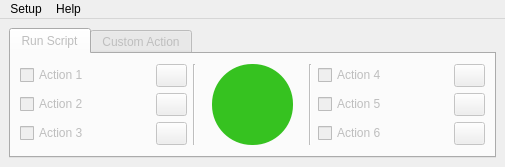
Qt form CRBTool/boilerdata/crb_window.ui (davidas13/CRBTool) before a commit.
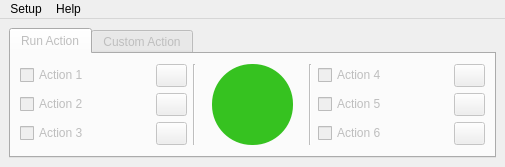
The same form after that commit.

Patch:
```diff
--- a/CRBTool/boilerdata/crb_window.ui
+++ b/CRBTool/boilerdata/crb_window.ui
@@ -49,7 +49,7 @@
       </property>
       <widget class="QWidget" name="run_tab">
        <attribute name="title">
-        <string>Run Script</string>
+        <string>Run Action</string>
        </attribute>
        <layout class="QVBoxLayout" name="verticalLayout">
         <item>
```
Left out of the diff: 20 changed lines with no effect on the pictures.
